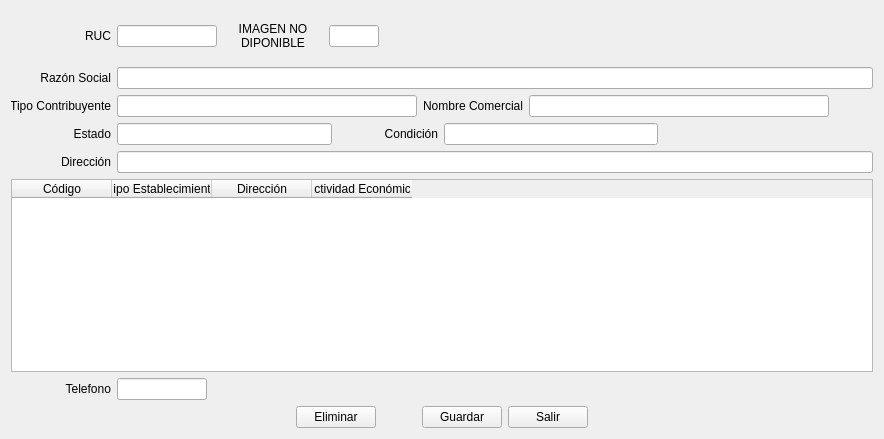
radtek/manager, file Persona/clienteruc.ui: the form before one commit.
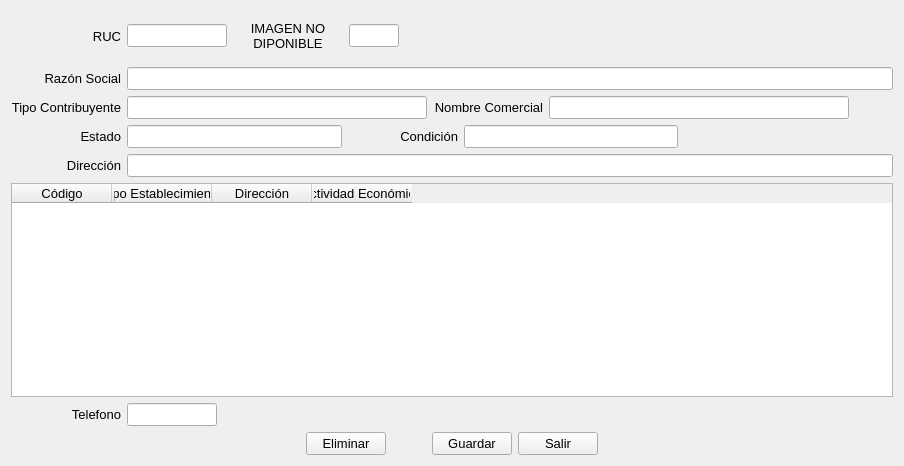
The form after the commit. Icons and pictures are not drawn.

```diff
--- a/Persona/clienteruc.ui
+++ b/Persona/clienteruc.ui
@@ -6,8 +6,8 @@
    <rect>
     <x>0</x>
     <y>0</y>
-    <width>884</width>
-    <height>439</height>
+    <width>904</width>
+    <height>466</height>
    </rect>
   </property>
   <property name="windowTitle">
@@ -20,16 +20,21 @@
       <widget class="QLabel" name="label_cod">
        <property name="minimumSize">
         <size>
-         <width>100</width>
+         <width>110</width>
          <height>0</height>
         </size>
        </property>
        <property name="maximumSize">
         <size>
-         <width>80</width>
+         <width>110</width>
          <height>16777215</height>
         </size>
        </property>
+       <property name="font">
+        <font>
+         <pointsize>10</pointsize>
+        </font>
+       </property>
        <property name="text">
         <string>RUC</string>
        </property>
@@ -58,16 +63,32 @@
          <height>16777215</height>
         </size>
        </property>
+       <property name="font">
+        <font>
+         <pointsize>10</pointsize>
+        </font>
+       </property>
       </widget>
      </item>
      <item>
       <widget class="QLabel" name="label_captcha">
        <property name="minimumSize">
         <size>
-         <width>100</width>
+         <width>110</width>
          <height>50</height>
         </size>
        </property>
+       <property name="maximumSize">
+        <size>
+         <width>110</width>
+         <height>16777215</height>
+        </size>
+       </property>
+       <property name="font">
+        <font>
+         <pointsize>10</pointsize>
+        </font>
+       </property>
        <property name="text">
         <string>IMAGEN NO 
 DIPONIBLE</string>
@@ -91,6 +112,11 @@
          <height>16777215</height>
         </size>
        </property>
+       <property name="font">
+        <font>
+         <pointsize>10</pointsize>
+        </font>
+       </property>
       </widget>
      </item>
      <item>
@@ -114,16 +140,21 @@
       <widget class="QLabel" name="label_nombre">
        <property name="minimumSize">
         <size>
-         <width>100</width>
+         <width>110</width>
          <height>0</height>
         </size>
        </property>
        <property name="maximumSize">
         <size>
-         <width>80</width>
+         <width>110</width>
          <height>16777215</height>
         </size>
        </property>
+       <property name="font">
+        <font>
+         <pointsize>10</pointsize>
+        </font>
+       </property>
        <property name="text">
         <string>Razón Social</string>
        </property>
@@ -146,6 +177,11 @@
          <height>16777215</height>
         </size>
        </property>
+       <property name="font">
+        <font>
+         <pointsize>10</pointsize>
+        </font>
+       </property>
       </widget>
      </item>
     </layout>
@@ -156,16 +192,21 @@
       <widget class="QLabel" name="label_tipo_contribuyente">
        <property name="minimumSize">
         <size>
-         <width>100</width>
+         <width>110</width>
          <height>0</height>
         </size>
        </property>
        <property name="maximumSize">
         <size>
-         <width>80</width>
+         <width>110</width>
          <height>16777215</height>
         </size>
        </property>
+       <property name="font">
+        <font>
+         <pointsize>10</pointsize>
+        </font>
+       </property>
        <property name="text">
         <string>Tipo Contribuyente</string>
        </property>
@@ -188,22 +229,32 @@
          <height>16777215</height>
         </size>
        </property>
+       <property name="font">
+        <font>
+         <pointsize>10</pointsize>
+        </font>
+       </property>
       </widget>
      </item>
      <item>
       <widget class="QLabel" name="label_nombre_comercial">
        <property name="minimumSize">
         <size>
-         <width>100</width>
+         <width>110</width>
          <height>0</height>
         </size>
        </property>
        <property name="maximumSize">
         <size>
-         <width>80</width>
+         <width>110</width>
          <height>16777215</height>
         </size>
        </property>
+       <property name="font">
+        <font>
+         <pointsize>10</pointsize>
+        </font>
+       </property>
        <property name="text">
         <string>Nombre Comercial</string>
        </property>
@@ -226,6 +277,11 @@
          <height>16777215</height>
         </size>
        </property>
+       <property name="font">
+        <font>
+         <pointsize>10</pointsize>
+        </font>
+       </property>
       </widget>
      </item>
      <item>
@@ -249,10 +305,21 @@
       <widget class="QLabel" name="label_estado">
        <property name="minimumSize">
         <size>
-         <width>100</width>
+         <width>110</width>
          <height>0</height>
         </size>
        </property>
+       <property name="maximumSize">
+        <size>
+         <width>110</width>
+         <height>16777215</height>
+        </size>
+       </property>
+       <property name="font">
+        <font>
+         <pointsize>10</pointsize>
+        </font>
+       </property>
        <property name="text">
         <string>Estado</string>
        </property>
@@ -262,16 +329,33 @@
       </widget>
      </item>
      <item>
-      <widget class="QLineEdit" name="lineEdit_estado"/>
+      <widget class="QLineEdit" name="lineEdit_estado">
+       <property name="font">
+        <font>
+         <pointsize>10</pointsize>
+        </font>
+       </property>
+      </widget>
      </item>
      <item>
       <widget class="QLabel" name="label_condicion">
        <property name="minimumSize">
         <size>
-         <width>100</width>
+         <width>110</width>
          <height>0</height>
         </size>
        </property>
+       <property name="maximumSize">
+        <size>
+         <width>110</width>
+         <height>16777215</height>
+        </size>
+       </property>
+       <property name="font">
+        <font>
+         <pointsize>10</pointsize>
+        </font>
+       </property>
        <property name="text">
         <string>Condición</string>
        </property>
@@ -281,7 +365,13 @@
       </widget>
      </item>
      <item>
-      <widget class="QLineEdit" name="lineEdit_condicion"/>
+      <widget class="QLineEdit" name="lineEdit_condicion">
+       <property name="font">
+        <font>
+         <pointsize>10</pointsize>
+        </font>
+       </property>
+      </widget>
      </item>
      <item>
       <spacer name="horizontalSpacer_ec">
@@ -304,10 +394,21 @@
       <widget class="QLabel" name="label_direccion">
        <property name="minimumSize">
         <size>
-         <width>100</width>
+         <width>110</width>
          <height>0</height>
         </size>
        </property>
+       <property name="maximumSize">
+        <size>
+         <width>110</width>
+         <height>16777215</height>
+        </size>
+       </property>
+       <property name="font">
+        <font>
+         <pointsize>10</pointsize>
+        </font>
+       </property>
        <property name="text">
         <string>Dirección</string>
        </property>
@@ -317,12 +418,23 @@
       </widget>
      </item>
      <item>
-      <widget class="QLineEdit" name="lineEdit_direccion"/>
+      <widget class="QLineEdit" name="lineEdit_direccion">
+       <property name="font">
+        <font>
+         <pointsize>10</pointsize>
+        </font>
+       </property>
+      </widget>
      </item>
     </layout>
    </item>
    <item>
     <widget class="QTableWidget" name="tableWidget">
+     <property name="font">
+      <font>
+       <pointsize>10</pointsize>
+      </font>
+     </property>
      <column>
       <property name="text">
        <string>Código</string>
@@ -351,10 +463,21 @@
       <widget class="QLabel" name="label_telefono">
        <property name="minimumSize">
         <size>
-         <width>100</width>
+         <width>110</width>
          <height>0</height>
         </size>
        </property>
+       <property name="maximumSize">
+        <size>
+         <width>110</width>
+         <height>16777215</height>
+        </size>
+       </property>
+       <property name="font">
+        <font>
+         <pointsize>10</pointsize>
+        </font>
+       </property>
        <property name="text">
         <string>Telefono</string>
        </property>
@@ -371,6 +494,11 @@
          <height>16777215</height>
         </size>
        </property>
+       <property name="font">
+        <font>
+         <pointsize>10</pointsize>
+        </font>
+       </property>
       </widget>
      </item>
      <item>
@@ -405,9 +533,24 @@
      </item>
      <item>
       <widget class="QPushButton" name="pushButton_eliminar">
+       <property name="font">
+        <font>
+         <pointsize>10</pointsize>
+        </font>
+       </property>
        <property name="text">
         <string>Eliminar</string>
        </property>
+       <property name="icon">
+        <iconset resource="../ManagerSystem/iconos.qrc">
+         <normaloff>:/new/Iconos/delete_32.png</normaloff>:/new/Iconos/delete_32.png</iconset>
+       </property>
+       <property name="iconSize">
+        <size>
+         <width>32</width>
+         <height>32</height>
+        </size>
+       </property>
       </widget>
      </item>
      <item>
@@ -428,16 +571,46 @@
      </item>
      <item>
       <widget class="QPushButton" name="pushButton_guardar">
+       <property name="font">
+        <font>
+         <pointsize>10</pointsize>
+        </font>
+       </property>
        <property name="text">
         <string>Guardar</string>
        </property>
+       <property name="icon">
+        <iconset resource="../ManagerSystem/iconos.qrc">
+         <normaloff>:/new/Iconos/colaborador_32.png</normaloff>:/new/Iconos/colaborador_32.png</iconset>
+       </property>
+       <property name="iconSize">
+        <size>
+         <width>32</width>
+         <height>32</height>
+        </size>
+       </property>
       </widget>
      </item>
      <item>
       <widget class="QPushButton" name="pushButton_salir">
+       <property name="font">
+        <font>
+         <pointsize>10</pointsize>
+        </font>
+       </property>
        <property name="text">
         <string>Salir</string>
        </property>
+       <property name="icon">
+        <iconset resource="../ManagerSystem/iconos.qrc">
+         <normaloff>:/new/Iconos/salir_32.png</normaloff>:/new/Iconos/salir_32.png</iconset>
+       </property>
+       <property name="iconSize">
+        <size>
+         <width>32</width>
+         <height>32</height>
+        </size>
+       </property>
       </widget>
      </item>
      <item>
```
Left out of the diff: 4 changed lines with no effect on the pictures.
